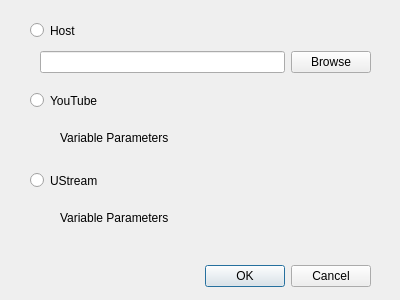
First picture: the form in startform.ui, repository rrrealman/work, before the edit.
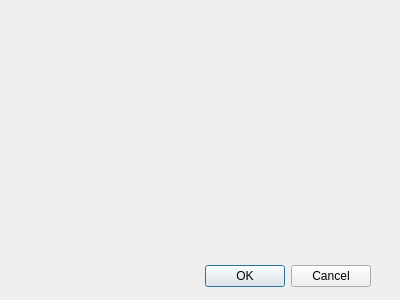
Second picture: the form after the edit.

The edit to the form file:
```diff
--- a/startform.ui
+++ b/startform.ui
@@ -29,90 +29,31 @@
     <set>QDialogButtonBox::Cancel|QDialogButtonBox::Ok</set>
    </property>
   </widget>
-  <widget class="QRadioButton" name="YouTubeRB">
+  <widget class="QWidget" name="verticalLayoutWidget">
    <property name="geometry">
     <rect>
-     <x>30</x>
-     <y>90</y>
-     <width>99</width>
-     <height>21</height>
+     <x>9</x>
+     <y>9</y>
+     <width>381</width>
+     <height>241</height>
     </rect>
    </property>
-   <property name="text">
-    <string>YouTube</string>
-   </property>
-  </widget>
-  <widget class="QRadioButton" name="UStreamRB">
-   <property name="geometry">
-    <rect>
-     <x>30</x>
-     <y>170</y>
-     <width>99</width>
-     <height>21</height>
-    </rect>
-   </property>
-   <property name="text">
-    <string>UStream</string>
-   </property>
-  </widget>
-  <widget class="QRadioButton" name="HostRB">
-   <property name="geometry">
-    <rect>
-     <x>30</x>
-     <y>20</y>
-     <width>99</width>
-     <height>21</height>
-    </rect>
-   </property>
-   <property name="text">
-    <string>Host</string>
-   </property>
-  </widget>
-  <widget class="QLabel" name="label">
-   <property name="geometry">
-    <rect>
-     <x>60</x>
-     <y>130</y>
-     <width>141</width>
-     <height>16</height>
-    </rect>
-   </property>
-   <property name="text">
-    <string>Variable Parameters</string>
-   </property>
-  </widget>
-  <widget class="QLabel" name="label_2">
-   <property name="geometry">
-    <rect>
-     <x>60</x>
-     <y>210</y>
-     <width>141</width>
-     <height>16</height>
-    </rect>
-   </property>
-   <property name="text">
-    <string>Variable Parameters</string>
-   </property>
-  </widget>
-  <widget class="QWidget" name="">
-   <property name="geometry">
-    <rect>
-     <x>40</x>
-     <y>50</y>
-     <width>331</width>
-     <height>25</height>
-    </rect>
-   </property>
-   <layout class="QHBoxLayout" name="HostParamsLayout">
+   <layout class="QVBoxLayout" name="vTopLayout">
     <item>
-     <widget class="QLineEdit" name="lineEdit"/>
+     <layout class="QVBoxLayout" name="vLayout"/>
     </item>
     <item>
-     <widget class="QPushButton" name="BrowseButton">
-      <property name="text">
-       <string>Browse</string>
+     <spacer name="verticalSpacer">
+      <property name="orientation">
+       <enum>Qt::Vertical</enum>
       </property>
-     </widget>
+      <property name="sizeHint" stdset="0">
+       <size>
+        <width>20</width>
+        <height>40</height>
+       </size>
+      </property>
+     </spacer>
     </item>
    </layout>
   </widget>
```
